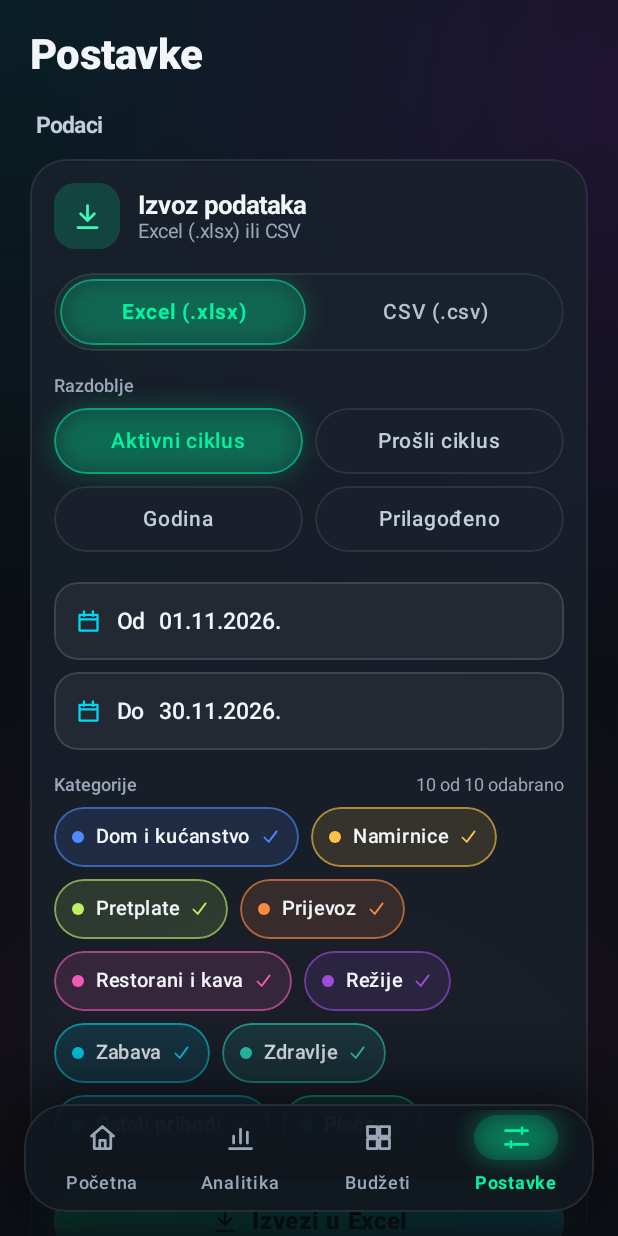
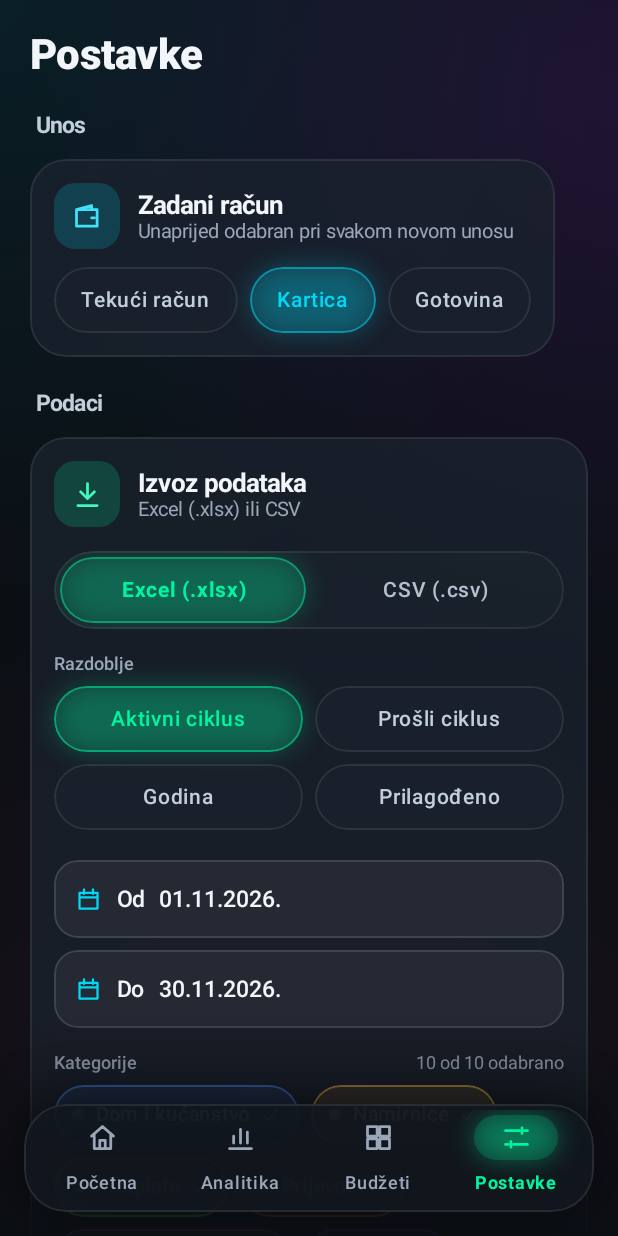
Before and after one commit to borgoerizzo/smartbudget_app, an Android app built with Jetpack Compose: the screen it shows after launch (MainActivity), item 4 of the bottom bar chosen, on a phone screen of 412 x 824 dp. Run offline under Robolectric (Android 15) with nearby library versions, the phone set to English and light mode, and no system bars; our stand-ins replace Room's generated code; 2 statements that could not run were skipped.

Commit message:
2.302: zadani račun u Postavkama, prijedlog naziva bez iznosa
Co-Authored-By: Claude Opus 5.5 <noreply@anthropic.com>

```diff
--- a/app/build.gradle.kts
+++ b/app/build.gradle.kts
@@ -16,7 +16,7 @@ android {
         minSdk = 26
         targetSdk = 37
         // Verzija: +0.1 za novu funkcionalnost ili veći ispravak, +0.001 za manju korekciju.
-        versionName = "2.301"
+        versionName = "2.302"
         // Iz naziva, tako da svaka nova verzija raste i za Android (1.000 → 1000, 1.101 → 1101).
         versionCode = versionName!!.split('.').let { (a, b) -> a.toInt() * 1000 + b.toInt() }
 
--- a/app/src/main/java/hr/smartbudget/app/data/AppPostavke.kt
+++ b/app/src/main/java/hr/smartbudget/app/data/AppPostavke.kt
@@ -25,6 +25,8 @@ data class StanjePostavki(
     /** Dan tjednog pregleda: 1 = ponedjeljak … 7 = nedjelja. */
     val tjedniDan: Int = 7,
     val tjedniMinuta: Int = 19 * 60,
+    /** Račun koji je unaprijed odabran pri novom unosu; null = Kartica. */
+    val zadaniRacun: String? = null,
 )
 
 class AppPostavke private constructor(context: Context) {
@@ -48,6 +50,7 @@ class AppPostavke private constructor(context: Context) {
         tjedni = prefs.getBoolean("tjedni", false),
         tjedniDan = prefs.getInt("tjedniDan", 7),
         tjedniMinuta = prefs.getInt("tjedniMinuta", 19 * 60),
+        zadaniRacun = prefs.getString("zadaniRacun", null),
     )
 
     private fun postavi(kljuc: String, v: Boolean) { prefs.edit().putBoolean(kljuc, v).apply(); _stanje.value = ucitaj() }
@@ -63,6 +66,7 @@ class AppPostavke private constructor(context: Context) {
     fun postaviTjedni(v: Boolean) = postavi("tjedni", v)
     fun postaviTjedniDan(d: Int) { prefs.edit().putInt("tjedniDan", d).apply(); _stanje.value = ucitaj() }
     fun postaviTjedniMinuta(m: Int) { prefs.edit().putInt("tjedniMinuta", m).apply(); _stanje.value = ucitaj() }
+    fun postaviZadaniRacun(naziv: String) { prefs.edit().putString("zadaniRacun", naziv).apply(); _stanje.value = ucitaj() }
     fun postaviPodsjetnikMinuta(m: Int) { prefs.edit().putInt("podsjetnikMinuta", m).apply(); _stanje.value = ucitaj() }
 
     /** Prognoza se javlja jednom po kategoriji u ciklusu. */
--- a/app/src/main/java/hr/smartbudget/app/ui/screens/PostavkeEkran.kt
+++ b/app/src/main/java/hr/smartbudget/app/ui/screens/PostavkeEkran.kt
@@ -147,6 +147,26 @@ fun PostavkeEkran(vm: BudgetViewModel) {
         verticalArrangement = Arrangement.spacedBy(14.dp),
     ) {
         item { Text("Postavke", style = Tip.naslovVeliki) }
+        item { NaslovGrupe("Unos") }
+        item {
+            val racuni by vm.racuni.collectAsState()
+            val appPostavke = hr.smartbudget.app.data.AppPostavke.get(androidx.compose.ui.platform.LocalContext.current)
+            val ap by appPostavke.stanje.collectAsState()
+            val nazivi = racuni.map { it.naziv }
+            val zadani = ap.zadaniRacun?.takeIf { it in nazivi } ?: nazivi.firstOrNull { it == "Kartica" } ?: nazivi.firstOrNull()
+            Kartica(razmak = 12.dp) {
+                Row(verticalAlignment = Alignment.CenterVertically, horizontalArrangement = Arrangement.spacedBy(12.dp)) {
+                    PlocicaIkone(Ikone.ui("wallet"), Neon.Cijan)
+                    Column {
+                        Text("Zadani račun", style = Tip.naslovKartice)
+                        Text("Unaprijed odabran pri svakom novom unosu", style = Tip.malo)
+                    }
+                }
+                FlowRow(horizontalArrangement = Arrangement.spacedBy(8.dp), verticalArrangement = Arrangement.spacedBy(8.dp)) {
+                    nazivi.forEach { n -> NeonChip(n, n == zadani, { appPostavke.postaviZadaniRacun(n) }, boja = Neon.Cijan) }
+                }
+            }
+        }
         item { NaslovGrupe("Podaci") }
         item {
             Kartica(razmak = 16.dp) {
```
Also changed, not shown: app/src/main/java/hr/smartbudget/app/ui/screens/Sheetovi.kt (+5 -5 lines).
